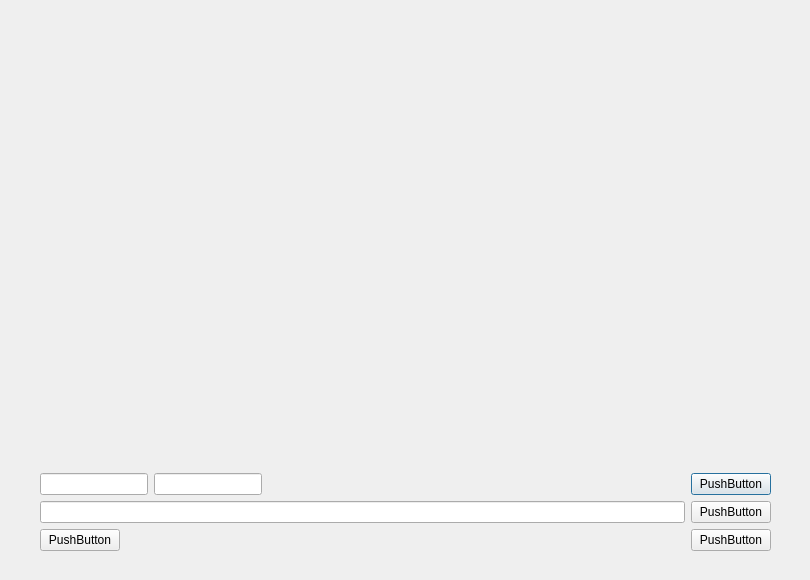
Qt form GUI/maindialog.ui (Yee172/Memory_Revival) before a commit.
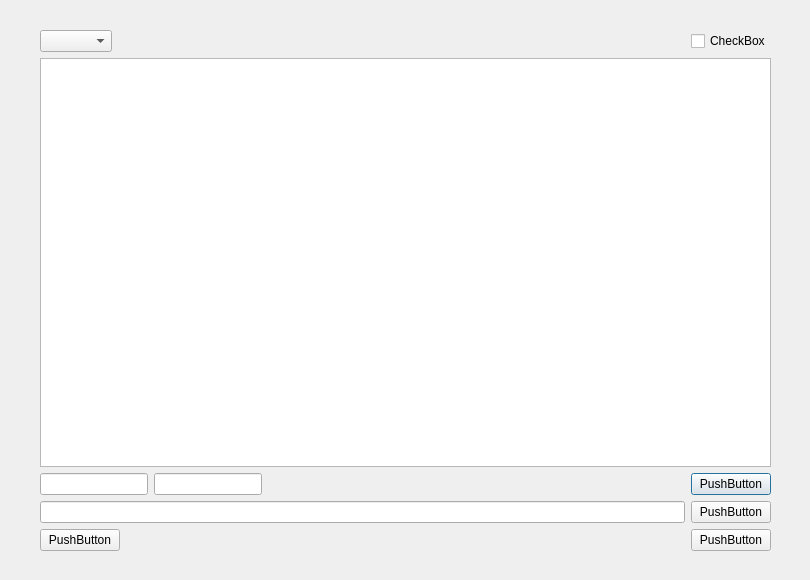
The same form after that commit.

What changed in the file:
```diff
--- a/GUI/maindialog.ui
+++ b/GUI/maindialog.ui
@@ -23,20 +23,46 @@
     </rect>
    </property>
    <layout class="QVBoxLayout" name="verticalLayout">
-    <property name="sizeConstraint">
-     <enum>QLayout::SetNoConstraint</enum>
-    </property>
     <item>
      <layout class="QHBoxLayout" name="horizontalLayout_4">
       <item>
-       <widget class="QLabel" name="showing_lable">
+       <widget class="QComboBox" name="comboBox"/>
+      </item>
+      <item>
+       <spacer name="horizontalSpacer_5">
+        <property name="orientation">
+         <enum>Qt::Horizontal</enum>
+        </property>
+        <property name="sizeHint" stdset="0">
+         <size>
+          <width>40</width>
+          <height>20</height>
+         </size>
+        </property>
+       </spacer>
+      </item>
+      <item>
+       <widget class="QCheckBox" name="checkBox">
         <property name="text">
-         <string/>
+         <string>CheckBox</string>
         </property>
        </widget>
       </item>
      </layout>
     </item>
+    <item>
+     <widget class="QTextBrowser" name="showing_browser">
+      <property name="font">
+       <font>
+        <family>Times New Roman</family>
+        <pointsize>13</pointsize>
+       </font>
+      </property>
+      <property name="openLinks">
+       <bool>false</bool>
+      </property>
+     </widget>
+    </item>
     <item>
      <layout class="QVBoxLayout" name="verticalLayout_2">
       <item>
```
Left out of the diff: 28 changed lines with no effect on the pictures.
